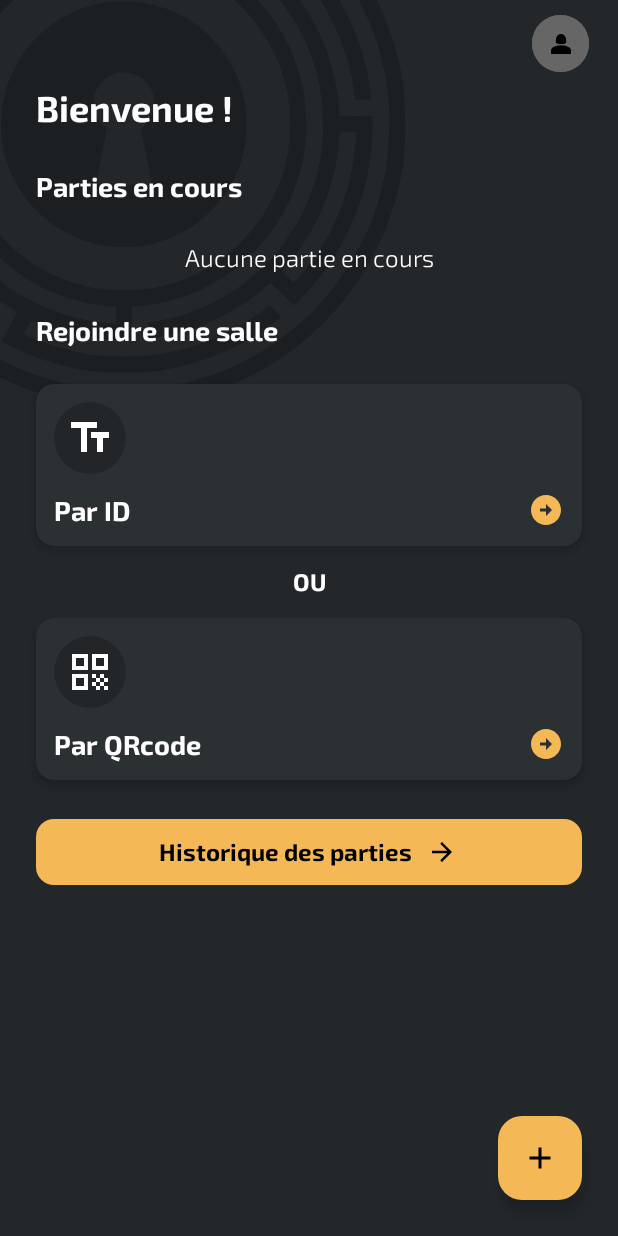
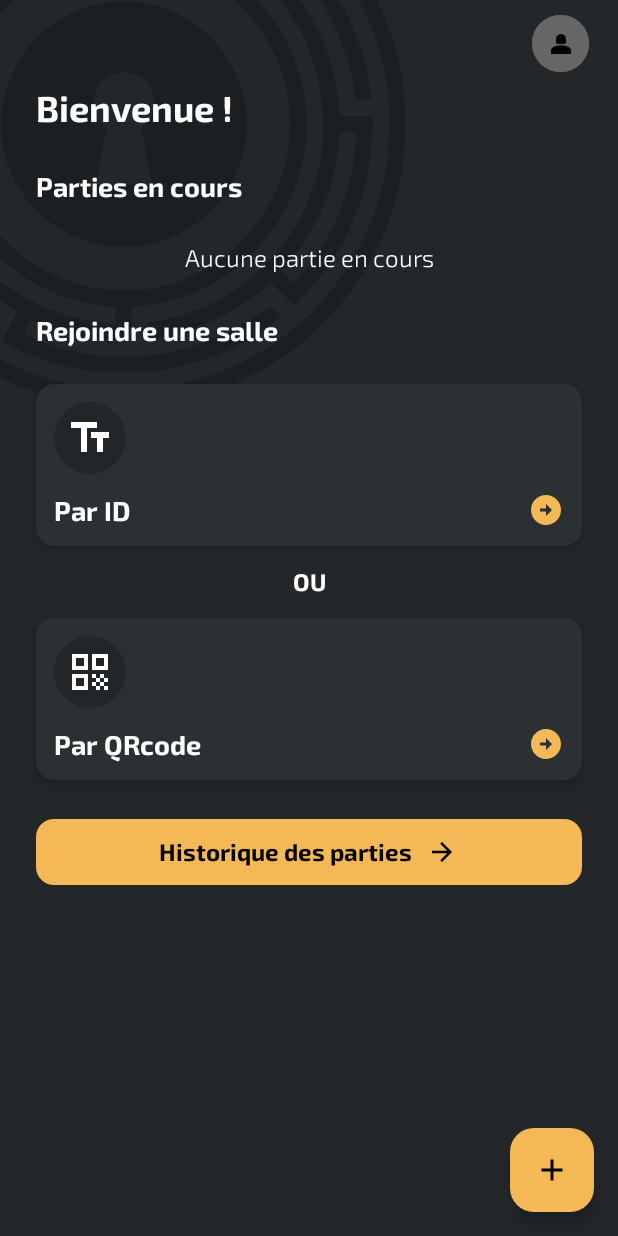
Before and after one commit to SkyleKayma/Escapy, an Android app built with Jetpack Compose: the screen it shows after launch (MainActivity), after a tap on "Se connecter", on a phone screen of 412 x 824 dp. Run offline under Robolectric (Android 15) with nearby library versions, the phone set to English and light mode, and no system bars; our stand-ins replace Dagger/Hilt's generated code, Firebase (no records; nobody signed in at launch, a user with empty details on screens opened directly), Room's generated code, Timber; libraries missing offline, so code that uses them is left out: androidx.hilt.lifecycle, com.skydoves.compose; 1 statement that could not run was skipped.

Commit message:
fix: Fix usage of insets in every screen

```diff
--- a/app/src/main/java/fr/skyle/escapy/ui/core/structure/ProjectScreenStructure.kt
+++ b/app/src/main/java/fr/skyle/escapy/ui/core/structure/ProjectScreenStructure.kt
@@ -2,11 +2,8 @@ package fr.skyle.escapy.ui.core.structure
 
 import androidx.compose.foundation.Image
 import androidx.compose.foundation.layout.PaddingValues
-import androidx.compose.foundation.layout.WindowInsets
-import androidx.compose.foundation.layout.navigationBars
-import androidx.compose.foundation.layout.statusBars
-import androidx.compose.foundation.layout.systemBars
 import androidx.compose.foundation.layout.width
+import androidx.compose.material3.FabPosition
 import androidx.compose.material3.Scaffold
 import androidx.compose.runtime.Composable
 import androidx.compose.ui.Modifier
@@ -30,16 +27,10 @@ fun ProjectScreenStructure(
     projectSnackbarState: ProjectSnackbarState? = null,
     topContent: (@Composable () -> Unit)? = null,
     bottomContent: (@Composable () -> Unit)? = null,
+    floatingActionButton: (@Composable () -> Unit)? = null,
+    floatingActionButtonPosition: FabPosition = FabPosition.End,
     content: @Composable (PaddingValues) -> Unit,
 ) {
-    val insets = if (topContent != null && bottomContent != null) {
-        WindowInsets.systemBars
-    } else if (topContent != null) {
-        WindowInsets.statusBars
-    } else if (bottomContent != null) {
-        WindowInsets.navigationBars
-    } else WindowInsets(0.dp)
-
     Scaffold(
         modifier = modifier,
         containerColor = ProjectTheme.colors.surfaceContainerLow,
@@ -49,6 +40,10 @@ fun ProjectScreenStructure(
         bottomBar = {
             bottomContent?.invoke()
         },
+        floatingActionButton = {
+            floatingActionButton?.invoke()
+        },
+        floatingActionButtonPosition = floatingActionButtonPosition,
         snackbarHost = {
             projectSnackbarState?.let {
                 ProjectSnackbar(
@@ -63,7 +58,6 @@ fun ProjectScreenStructure(
 
             content(paddingValues)
         },
-        contentWindowInsets = insets
     )
 }
 
--- a/app/src/main/java/fr/skyle/escapy/ui/screens/home/ui/HomeScreen.kt
+++ b/app/src/main/java/fr/skyle/escapy/ui/screens/home/ui/HomeScreen.kt
@@ -1,12 +1,14 @@
 package fr.skyle.escapy.ui.screens.home.ui
 
-import androidx.compose.foundation.layout.Box
 import androidx.compose.foundation.layout.Column
+import androidx.compose.foundation.layout.PaddingValues
 import androidx.compose.foundation.layout.Spacer
+import androidx.compose.foundation.layout.WindowInsets
+import androidx.compose.foundation.layout.asPaddingValues
 import androidx.compose.foundation.layout.fillMaxSize
 import androidx.compose.foundation.layout.fillMaxWidth
 import androidx.compose.foundation.layout.height
-import androidx.compose.foundation.layout.navigationBarsPadding
+import androidx.compose.foundation.layout.navigationBars
 import androidx.compose.foundation.layout.padding
 import androidx.compose.foundation.layout.size
 import androidx.compose.foundation.rememberScrollState
@@ -21,7 +23,6 @@ import androidx.compose.material3.FloatingActionButton
 import androidx.compose.material3.Icon
 import androidx.compose.material3.Text
 import androidx.compose.runtime.Composable
-import androidx.compose.ui.Alignment
 import androidx.compose.ui.Modifier
 import androidx.compose.ui.graphics.vector.rememberVectorPainter
 import androidx.compose.ui.res.stringResource
@@ -62,26 +63,11 @@ fun HomeScreen(
                     )
                 }
             )
-        }
-    ) { innerPadding ->
-        Box(
-            modifier = Modifier
-                .padding(innerPadding)
-                .navigationBarsPadding()
-                .fillMaxSize()
-        ) {
-            HomeScreenContent(
-                modifier = Modifier
-                    .fillMaxSize()
-                    .padding(start = 24.dp, end = 24.dp, bottom = 24.dp),
-                userName = homeState.userName
-            )
-
+        },
+        floatingActionButton = {
             // TODO Add to DesignSystem
             FloatingActionButton(
-                modifier = Modifier
-                    .align(Alignment.BottomEnd)
-                    .padding(end = 24.dp, bottom = 24.dp),
+                modifier = Modifier.size(56.dp),
                 containerColor = ProjectTheme.colors.primary,
                 onClick = {
                     // TODO
@@ -95,17 +81,26 @@ fun HomeScreen(
                 )
             }
         }
+    ) { innerPadding ->
+        HomeScreenContent(
+            modifier = Modifier.fillMaxSize(),
+            innerPadding = innerPadding,
+            userName = homeState.userName,
+        )
     }
 }
 
 @Composable
 private fun HomeScreenContent(
+    innerPadding: PaddingValues,
     userName: String?,
     modifier: Modifier = Modifier,
 ) {
     Column(
         modifier = modifier
+            .padding(top = innerPadding.calculateTopPadding())
             .verticalScroll(rememberScrollState())
+            .padding(start = 24.dp, end = 24.dp, bottom = 24.dp)
     ) {
         val welcomeTitle = userName?.let {
             buildAnnotatedString(
@@ -207,6 +202,8 @@ private fun HomeScreenContent(
                 )
             }
         )
+
+        Spacer(modifier = Modifier.height(innerPadding.calculateBottomPadding()))
     }
 }
 
@@ -228,8 +225,9 @@ private fun HomeScreenPreview() {
 private fun HomeScreenContentPreview() {
     ProjectTheme {
         HomeScreenContent(
+            innerPadding = PaddingValues(),
+            userName = "John Doe",
             modifier = Modifier.fillMaxSize(),
-            userName = "John Doe"
         )
     }
 }
--- a/app/src/main/java/fr/skyle/escapy/ui/screens/signIn/ui/SignInScreen.kt
+++ b/app/src/main/java/fr/skyle/escapy/ui/screens/signIn/ui/SignInScreen.kt
@@ -3,6 +3,7 @@ package fr.skyle.escapy.ui.screens.signIn.ui
 import androidx.compose.foundation.Image
 import androidx.compose.foundation.layout.Arrangement
 import androidx.compose.foundation.layout.Column
+import androidx.compose.foundation.layout.PaddingValues
 import androidx.compose.foundation.layout.Row
 import androidx.compose.foundation.layout.Spacer
 import androidx.compose.foundation.layout.fillMaxSize
@@ -10,10 +11,11 @@ import androidx.compose.foundation.layout.fillMaxWidth
 import androidx.compose.foundation.layout.height
 import androidx.compose.foundation.layout.padding
 import androidx.compose.foundation.layout.size
-import androidx.compose.foundation.layout.systemBarsPadding
 import androidx.compose.foundation.layout.wrapContentWidth
+import androidx.compose.foundation.rememberScrollState
 import androidx.compose.foundation.text.KeyboardActions
 import androidx.compose.foundation.text.KeyboardOptions
+import androidx.compose.foundation.verticalScroll
 import androidx.compose.material3.HorizontalDivider
 import androidx.compose.material3.Text
 import androidx.compose.runtime.Composable
@@ -70,12 +72,10 @@ fun SignInScreen(
         modifier = Modifier.fillMaxSize(),
         isPatternDisplayed = true,
         projectSnackbarState = projectSnackbarState
-    ) {
+    ) { innerPadding ->
         SignInScreenContent(
-            modifier = Modifier
-                .systemBarsPadding()
-                .fillMaxSize()
-                .padding(24.dp),
+            modifier = Modifier.fillMaxSize(),
+            innerPadding = innerPadding,
             authType = signInState.authType,
             isButtonLoading = signInState.isButtonLoading,
             onSignInClicked = onSignInClicked,
@@ -89,6 +89,7 @@ fun SignInScreen(
 
 @Composable
 private fun SignInScreenContent(
+    innerPadding: PaddingValues,
     authType: AuthType,
     isButtonLoading: Boolean,
     onSignInClicked: (String, String) -> Unit,
@@ -104,10 +105,14 @@ private fun SignInScreenContent(
     var password by remember { mutableStateOf("") }
 
     Column(
-        modifier = modifier,
+        modifier = modifier
+            .padding(24.dp)
+            .verticalScroll(rememberScrollState()),
         horizontalAlignment = Alignment.CenterHorizontally,
         verticalArrangement = Arrangement.Center
     ) {
+        Spacer(modifier = Modifier.padding(innerPadding.calculateTopPadding()))
+
         Spacer(modifier = Modifier.weight(1f))
 
         Image(
@@ -263,6 +268,8 @@ private fun SignInScreenContent(
             size = ProjectButtonDefaults.ButtonSize.SMALL,
             isEnabled = !isButtonLoading
         )
+
+        Spacer(modifier = Modifier.padding(innerPadding.calculateBottomPadding()))
     }
 }
 
@@ -311,13 +318,14 @@ private fun SignInScreenContentPreview(
 ) {
     ProjectTheme {
         SignInScreenContent(
+            innerPadding = PaddingValues(),
             authType = data.authType,
             isButtonLoading = data.isButtonLoading,
             onSignInClicked = { _, _ -> },
             onSignUpClicked = { _, _ -> },
             onGoogleSignInClicked = {},
             onContinueAsGuestClicked = {},
-            onChangeAuthTypeClicked = {}
+            onChangeAuthTypeClicked = {},
         )
     }
 }
```
Also changed, not shown: app/src/main/java/fr/skyle/escapy/ui/screens/profile/ui/ProfileScreen.kt (+8 -9 lines).
